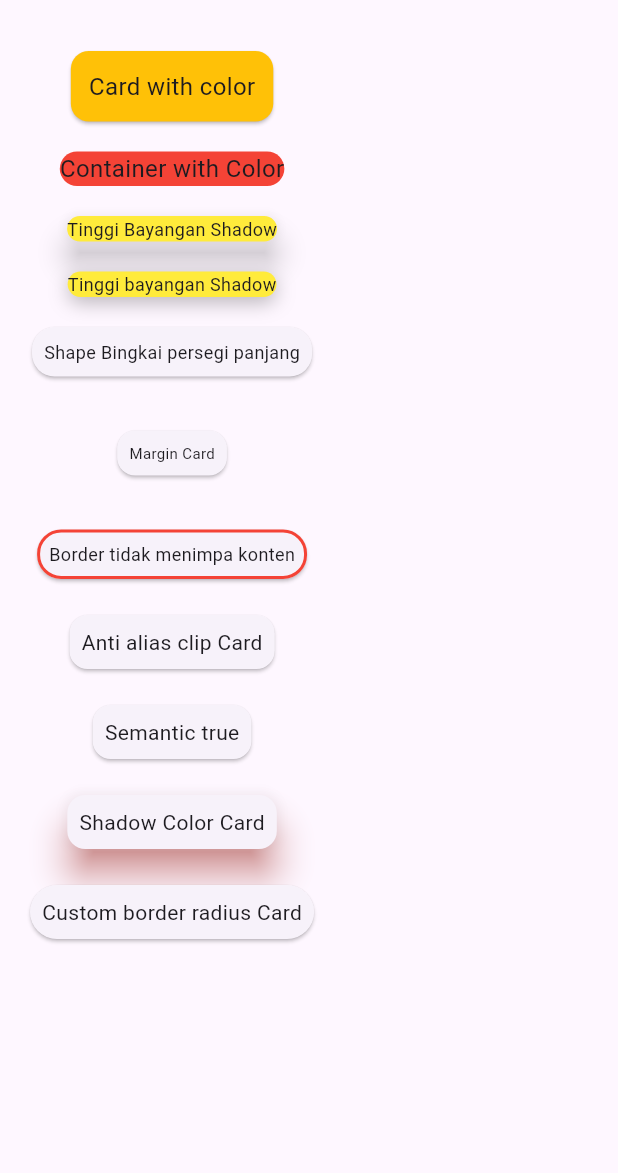
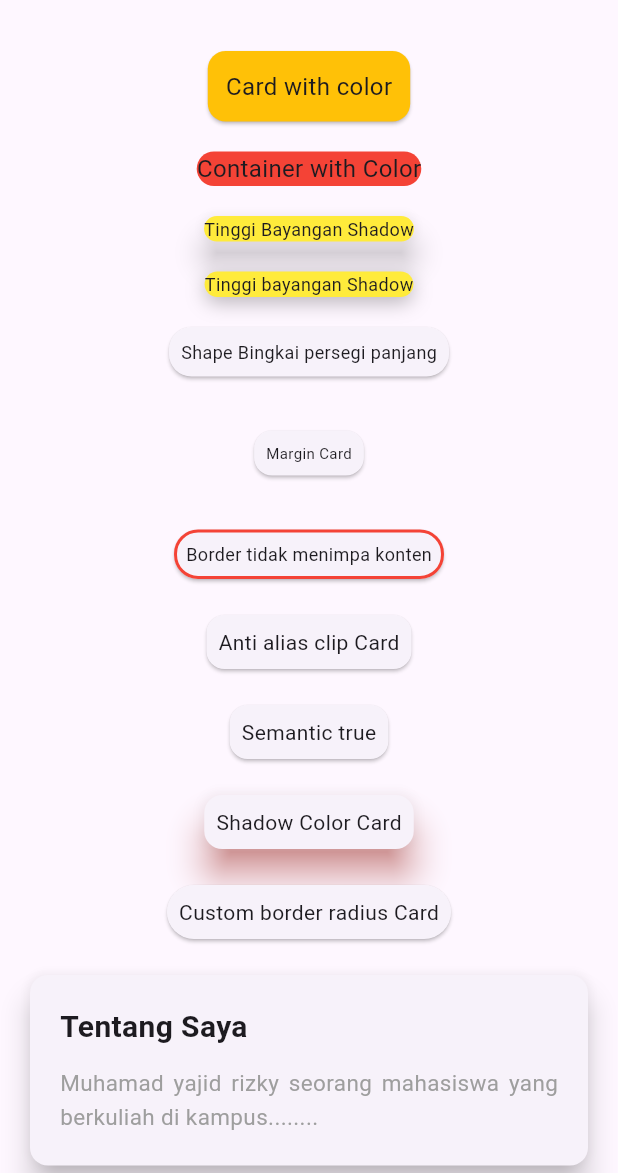
Before and after one commit to Frientia/tugas_week_8_1123150114, a Flutter app: the screen it shows after launch, on a phone screen of 412 x 824 dp, the part 63-1236 px from its top. Run offline on Flutter 3.47's test engine with Material 3 defaults, Android fonts, the phone set to English and light mode, and no system bars.

Commit message:
menambahkan Card di MyPages Tentang Saya

```diff
--- a/lib/pages/page_card_01.dart
+++ b/lib/pages/page_card_01.dart
@@ -118,6 +118,29 @@ class MyPages extends StatelessWidget {
                 child: Text("Custom border radius Card", style: TextStyle(fontSize: 14)),
               ),
             ),
+            SizedBox(height: 16),
+
+            Card(
+              elevation: 8,
+              child: Padding(
+                padding: EdgeInsets.all(20),
+                child: Column(
+                  crossAxisAlignment: CrossAxisAlignment.start,
+                  children: [
+                    Text(
+                      "Tentang Saya",
+                      style: TextStyle(fontSize: 20, fontWeight: FontWeight.bold),
+                    ),
+                    SizedBox(height: 12),
+                    Text(
+                      'Muhamad yajid rizky seorang mahasiswa yang berkuliah di kampus........',
+                      style: TextStyle(fontSize: 15, color: Colors.grey, height: 1.5),
+                      textAlign: TextAlign.justify,
+                    ),
+                  ],
+                ),
+              ),
+            ),
           ],
         ),
       ),
```
